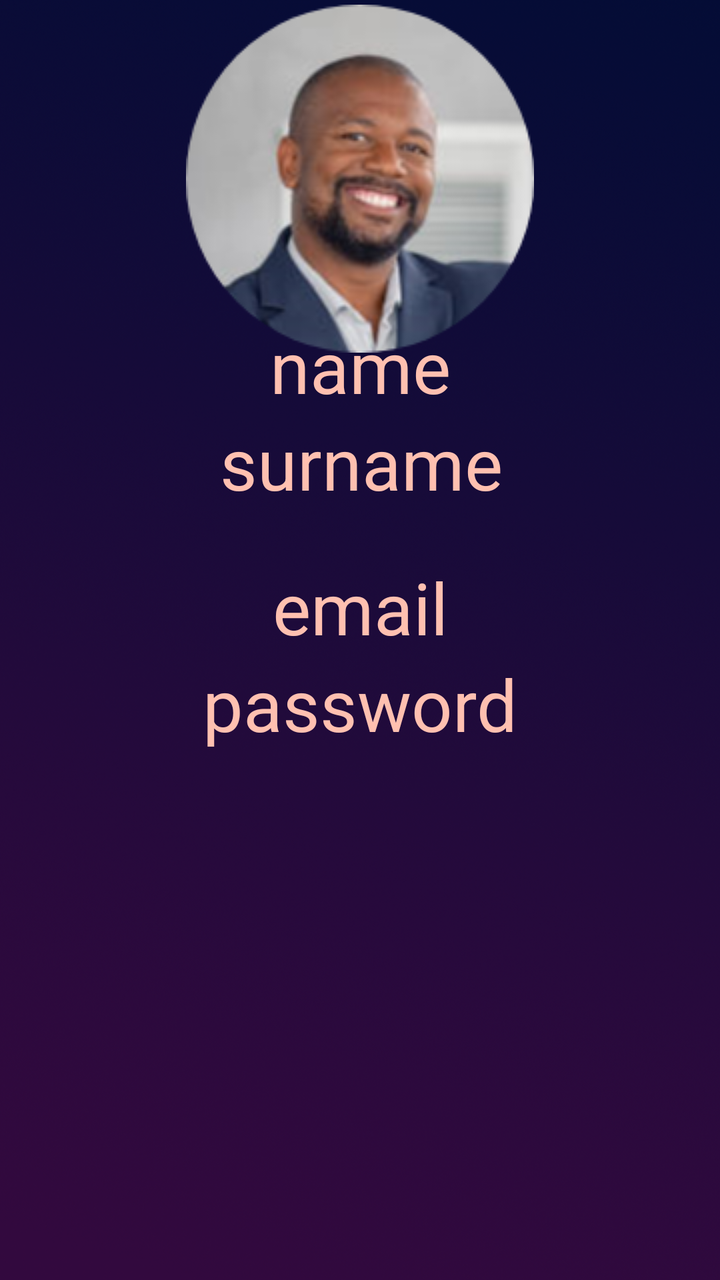
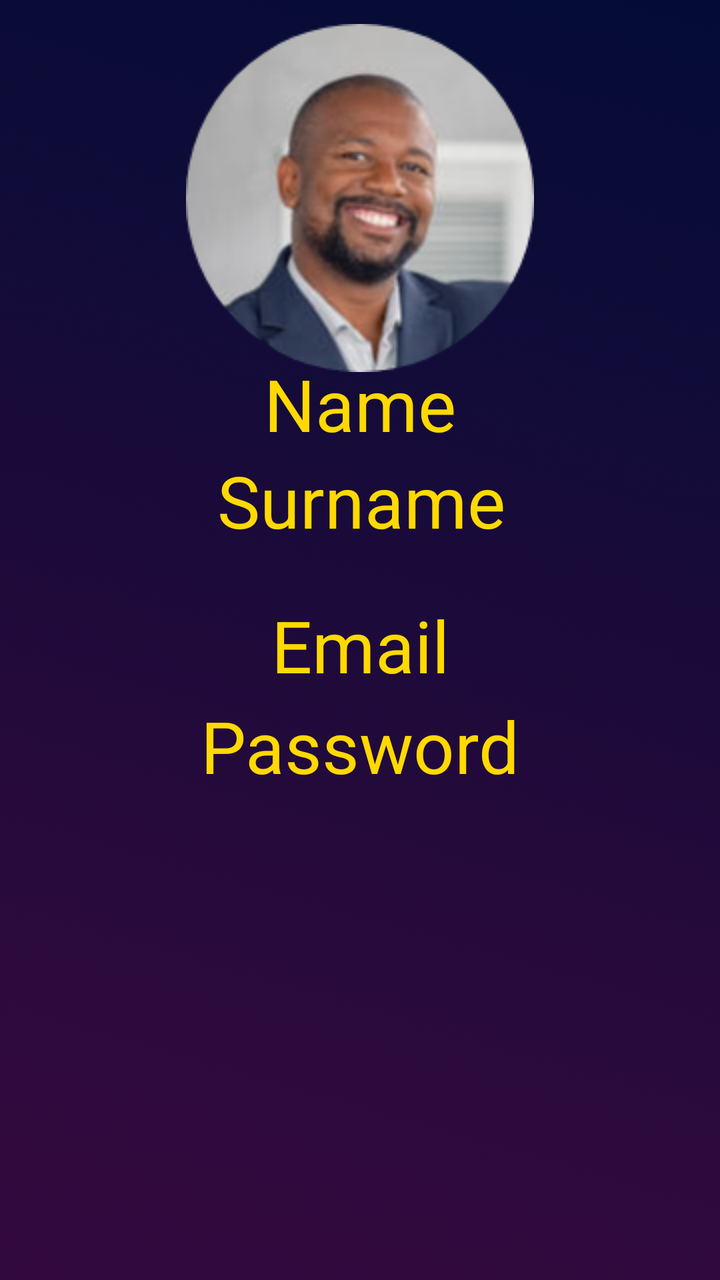

Compare the two renders of this Android layout. The source of the first and the diff that turns it into the second are given below.
<!-- AndroidManifest.xml: activity theme Theme.Tasqr_NoToolBar -->
<!-- res/layout/activity_profile.xml -->
<?xml version="1.0" encoding="utf-8"?>
<androidx.constraintlayout.widget.ConstraintLayout xmlns:android="http://schemas.android.com/apk/res/android"
    xmlns:app="http://schemas.android.com/apk/res-auto"
    xmlns:tools="http://schemas.android.com/tools"
    android:layout_width="match_parent"
    android:layout_height="match_parent"
    android:background="@drawable/backgroundlogin"
    tools:context=".ProfileActivity">

    <androidx.constraintlayout.widget.ConstraintLayout
        android:layout_width="match_parent"
        android:layout_height="match_parent"
        app:layout_constraintBottom_toBottomOf="parent"
        app:layout_constraintEnd_toEndOf="parent"
        app:layout_constraintHorizontal_bias="0.0"
        app:layout_constraintStart_toStartOf="parent"
        app:layout_constraintTop_toTopOf="parent"
        app:layout_constraintVertical_bias="0.0">

        <ImageView
            android:id="@+id/user_avatar"
            android:layout_width="wrap_content"
            android:layout_height="wrap_content"
            android:layout_marginTop="52dp"
            android:layout_marginBottom="32dp"
            app:layout_constraintBottom_toTopOf="@+id/user_name"
            app:layout_constraintEnd_toEndOf="parent"
            app:layout_constraintStart_toStartOf="parent"
            app:layout_constraintTop_toTopOf="parent"
            app:srcCompat="@drawable/avatarcircle" />

        <TextView
            android:id="@+id/user_name"
            android:layout_width="wrap_content"
            android:layout_height="wrap_content"
            android:text="name"
            android:textColor="@color/text_color"
            android:textSize="36sp"
            app:layout_constraintBottom_toTopOf="@+id/user_surname"
            app:layout_constraintEnd_toEndOf="parent"
            app:layout_constraintStart_toStartOf="parent" />

        <TextView
            android:id="@+id/user_surname"
            android:layout_width="wrap_content"
            android:layout_height="wrap_content"
            android:text="surname"
            android:textColor="@color/text_color"
            android:textSize="36sp"
            app:layout_constraintBottom_toBottomOf="parent"
            app:layout_constraintEnd_toEndOf="parent"
            app:layout_constraintHorizontal_bias="0.503"
            app:layout_constraintStart_toStartOf="parent"
            app:layout_constraintTop_toTopOf="parent"
            app:layout_constraintVertical_bias="0.35000002" />


        <TextView
            android:id="@+id/user_email"
            android:layout_width="wrap_content"
            android:layout_height="wrap_content"
            android:layout_marginTop="24dp"
            android:text="email"
            android:textColor="@color/text_color"
            android:textSize="36sp"
            app:layout_constraintBottom_toTopOf="@+id/user_password"
            app:layout_constraintEnd_toEndOf="parent"
            app:layout_constraintStart_toStartOf="parent"
            app:layout_constraintTop_toBottomOf="@+id/user_surname" />

        <TextView
            android:id="@+id/user_password"
            android:layout_width="wrap_content"
            android:layout_height="wrap_content"
            android:text="password"
            android:textColor="@color/text_color"
            android:textSize="36sp"
            app:layout_constraintEnd_toEndOf="parent"
            app:layout_constraintStart_toStartOf="parent"
            app:layout_constraintTop_toBottomOf="@+id/user_email" />

        <Button
            android:id="@+id/button_profile_options"
            android:layout_width="wrap_content"
            android:layout_height="wrap_content"
            android:text="Options"
            android:visibility="invisible"
            app:layout_constraintBottom_toBottomOf="parent"
            app:layout_constraintEnd_toEndOf="parent"
            app:layout_constraintHorizontal_bias="1.0"
            app:layout_constraintStart_toStartOf="parent"
            app:layout_constraintTop_toTopOf="parent"
            app:layout_constraintVertical_bias="0.0" />

        <Button
            android:id="@+id/button_logout"
            android:layout_width="wrap_content"
            android:layout_height="wrap_content"
            android:text="Log out"
            android:visibility="invisible"
            app:layout_constraintBottom_toBottomOf="parent"
            app:layout_constraintEnd_toEndOf="parent"
            app:layout_constraintTop_toBottomOf="@+id/button_create_company" />

        <Button
            android:id="@+id/button_user_list"
            android:layout_width="wrap_content"
            android:layout_height="wrap_content"
            android:text="user list"
            android:visibility="invisible"
            app:layout_constraintBottom_toBottomOf="parent"
            app:layout_constraintStart_toStartOf="parent"
            app:layout_constraintTop_toBottomOf="@+id/button_create_company" />

        <Button
            android:id="@+id/button_create_company"
            android:layout_width="wrap_content"
            android:layout_height="wrap_content"
            android:text="Create a Company"
            android:visibility="invisible"
            app:layout_constraintBottom_toBottomOf="parent"
            app:layout_constraintEnd_toEndOf="parent"
            app:layout_constraintStart_toStartOf="parent"
            app:layout_constraintTop_toBottomOf="@+id/user_password" />

    </androidx.constraintlayout.widget.ConstraintLayout>

</androidx.constraintlayout.widget.ConstraintLayout>
<!-- resources referenced by this layout -->
<resources>
  <color name="text_color">#FFC0B0</color>
  <!-- drawable avatarcircle: png bitmap (drawable, 38891 bytes) -->
  <!-- drawable backgroundlogin: jpg bitmap (drawable, 9335 bytes) -->
  <style name="Theme.Tasqr_NoToolBar" parent="Theme.MaterialComponents.Light.NoActionBar">
          
          <item name="colorPrimary">@color/purple_500</item>
          <item name="colorPrimaryVariant">@color/purple_700</item>
          <item name="colorOnPrimary">@color/white</item>
          
          <item name="colorSecondary">@color/teal_200</item>
          <item name="colorSecondaryVariant">@color/teal_700</item>
          <item name="colorOnSecondary">@color/black</item>
          
          <item name="android:statusBarColor">@color/status_bar_color</item>
          
      </style>
  <color name="purple_500">#FF6200EE</color>
  <color name="purple_700">#FF3700B3</color>
  <color name="white">#FFFFFFFF</color>
  <color name="teal_200">#FF03DAC5</color>
  <color name="teal_700">#FF018786</color>
  <color name="black">#FF000000</color>
  <color name="status_bar_color">#070C36</color>
</resources>

<!-- the commit's change to res/layout/activity_profile.xml (unified diff, before → after) -->
@@ -33,8 +33,8 @@
             android:id="@+id/user_name"
             android:layout_width="wrap_content"
             android:layout_height="wrap_content"
-            android:text="name"
-            android:textColor="@color/text_color"
+            android:text="@string/name"
+            android:textColor="@color/tasqr_yellow"
             android:textSize="36sp"
             app:layout_constraintBottom_toTopOf="@+id/user_surname"
             app:layout_constraintEnd_toEndOf="parent"
@@ -44,15 +44,16 @@
             android:id="@+id/user_surname"
             android:layout_width="wrap_content"
             android:layout_height="wrap_content"
-            android:text="surname"
-            android:textColor="@color/text_color"
+            android:layout_marginTop="2dp"
+            android:text="@string/surname"
+            android:textColor="@color/tasqr_yellow"
             android:textSize="36sp"
             app:layout_constraintBottom_toBottomOf="parent"
             app:layout_constraintEnd_toEndOf="parent"
             app:layout_constraintHorizontal_bias="0.503"
             app:layout_constraintStart_toStartOf="parent"
             app:layout_constraintTop_toTopOf="parent"
-            app:layout_constraintVertical_bias="0.35000002" />
+            app:layout_constraintVertical_bias="0.38" />
 
 
         <TextView
@@ -60,8 +61,8 @@
             android:layout_width="wrap_content"
             android:layout_height="wrap_content"
             android:layout_marginTop="24dp"
-            android:text="email"
-            android:textColor="@color/text_color"
+            android:text="@string/email"
+            android:textColor="@color/tasqr_yellow"
             android:textSize="36sp"
             app:layout_constraintBottom_toTopOf="@+id/user_password"
             app:layout_constraintEnd_toEndOf="parent"
@@ -72,8 +73,9 @@
             android:id="@+id/user_password"
             android:layout_width="wrap_content"
             android:layout_height="wrap_content"
-            android:text="password"
-            android:textColor="@color/text_color"
+            android:layout_marginTop="2dp"
+            android:text="@string/password"
+            android:textColor="@color/tasqr_yellow"
             android:textSize="36sp"
             app:layout_constraintEnd_toEndOf="parent"
             app:layout_constraintStart_toStartOf="parent"
@@ -83,7 +85,8 @@
             android:id="@+id/button_profile_options"
             android:layout_width="wrap_content"
             android:layout_height="wrap_content"
-            android:text="Options"
+            android:background="@color/tasqr_yellow"
+            android:text="@string/options"
             android:visibility="invisible"
             app:layout_constraintBottom_toBottomOf="parent"
             app:layout_constraintEnd_toEndOf="parent"
@@ -96,7 +99,8 @@
             android:id="@+id/button_logout"
             android:layout_width="wrap_content"
             android:layout_height="wrap_content"
-            android:text="Log out"
+            android:background="@color/tasqr_yellow"
+            android:text="@string/logout"
             android:visibility="invisible"
             app:layout_constraintBottom_toBottomOf="parent"
             app:layout_constraintEnd_toEndOf="parent"
@@ -106,7 +110,8 @@
             android:id="@+id/button_user_list"
             android:layout_width="wrap_content"
             android:layout_height="wrap_content"
-            android:text="user list"
+            android:background="@color/tasqr_yellow"
+            android:text="@string/userlist"
             android:visibility="invisible"
             app:layout_constraintBottom_toBottomOf="parent"
             app:layout_constraintStart_toStartOf="parent"
@@ -116,7 +121,8 @@
             android:id="@+id/button_create_company"
             android:layout_width="wrap_content"
             android:layout_height="wrap_content"
-            android:text="Create a Company"
+            android:background="@color/tasqr_yellow"
+            android:text="@string/createc"
             android:visibility="invisible"
             app:layout_constraintBottom_toBottomOf="parent"
             app:layout_constraintEnd_toEndOf="parent"
<!-- resource entries referenced after the edit -->
@@ -1,8 +1,16 @@
 <!-- resources referenced by this layout -->
 <resources>
-  <color name="text_color">#FFC0B0</color>
+  <color name="tasqr_yellow">#FFD900</color>
   <!-- drawable avatarcircle: png bitmap (drawable, 38891 bytes) -->
   <!-- drawable backgroundlogin: jpg bitmap (drawable, 9335 bytes) -->
+  <string name="createc">Create a company</string>
+  <string name="email">Email</string>
+  <string name="logout">Log out</string>
+  <string name="name">Name</string>
+  <string name="options">Options</string>
+  <string name="password">Password</string>
+  <string name="surname">Surname</string>
+  <string name="userlist">User list</string>
   <style name="Theme.Tasqr_NoToolBar" parent="Theme.MaterialComponents.Light.NoActionBar">
           
           <item name="colorPrimary">@color/purple_500</item>
